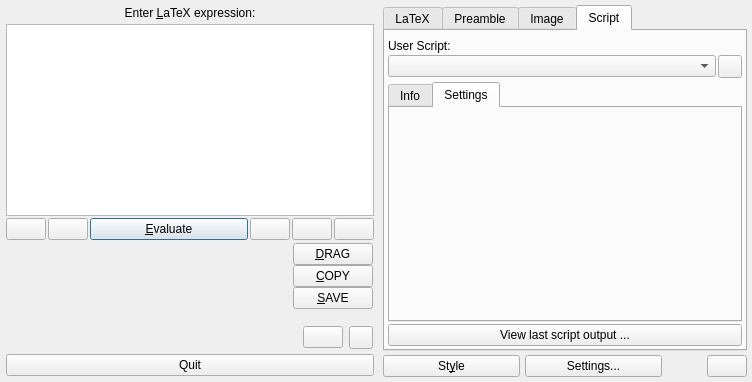
Above: src/klfmainwin.ui from CryFeiFei/klatexformula before the change. Below: the same form after it.
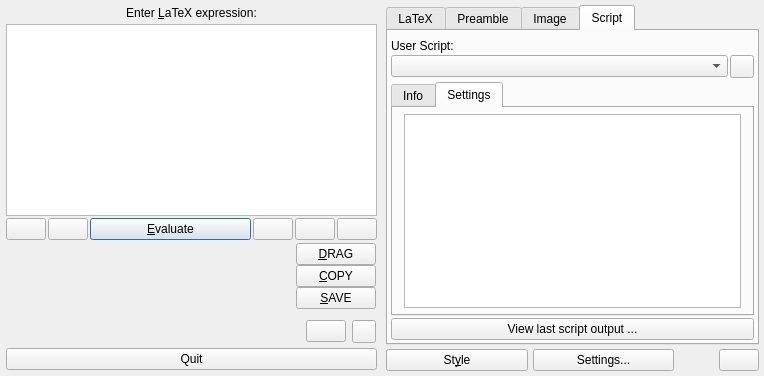
That is the form after the change. The open tabs and pages were chosen to show the change. Icons and pictures are not drawn. Custom widgets are drawn as their Qt base class.

Commit message: * added pboj-related tools (STILL UNTESTED) * added KLFSpecifyableType & KLFEnumType (STILL UNTESTED) * integrated those into klfdatautil.h/cpp (also still untested) * progress in the direction of specifying arbitrary parameters to user scripts

Patch:
```diff
--- a/src/klfmainwin.ui
+++ b/src/klfmainwin.ui
@@ -8,8 +8,8 @@
    <rect>
     <x>0</x>
     <y>0</y>
-    <width>752</width>
-    <height>382</height>
+    <width>764</width>
+    <height>376</height>
    </rect>
   </property>
   <property name="windowTitle">
@@ -1181,6 +1181,23 @@
               <attribute name="title">
                <string>Settings</string>
               </attribute>
+              <layout class="QGridLayout" name="lyt_tabUserScriptSettings">
+               <property name="leftMargin">
+                <number>11</number>
+               </property>
+               <property name="topMargin">
+                <number>6</number>
+               </property>
+               <property name="rightMargin">
+                <number>11</number>
+               </property>
+               <property name="bottomMargin">
+                <number>6</number>
+               </property>
+               <item row="0" column="0">
+                <widget class="KLFPObjEditWidget" name="treeUserScriptSettings"/>
+               </item>
+              </layout>
              </widget>
             </widget>
            </item>
@@ -1458,6 +1475,11 @@
     <signal>unitChanged(double)</signal>
    </slots>
   </customwidget>
+  <customwidget>
+   <class>KLFPObjEditWidget</class>
+   <extends>QTreeView</extends>
+   <header location="global">klfpobjeditwidget.h</header>
+  </customwidget>
  </customwidgets>
  <tabstops>
   <tabstop>txtLatex</tabstop>
```
Left out of the diff: 23 changed lines with no effect on the pictures. The commit also changes 20 other files.
